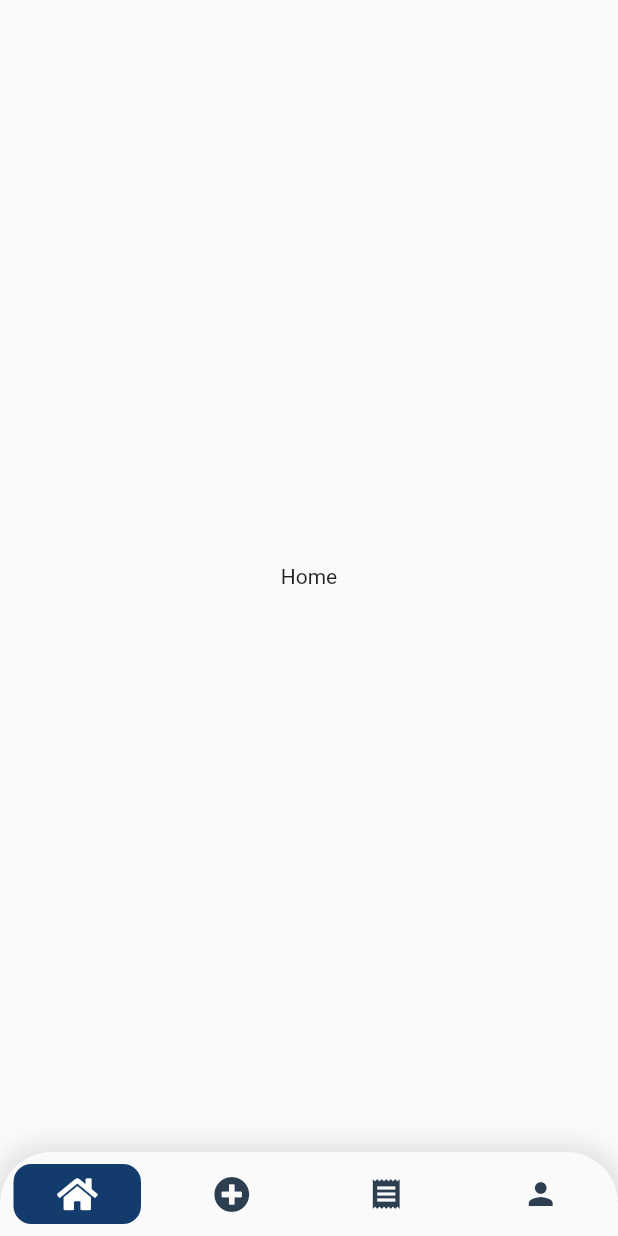
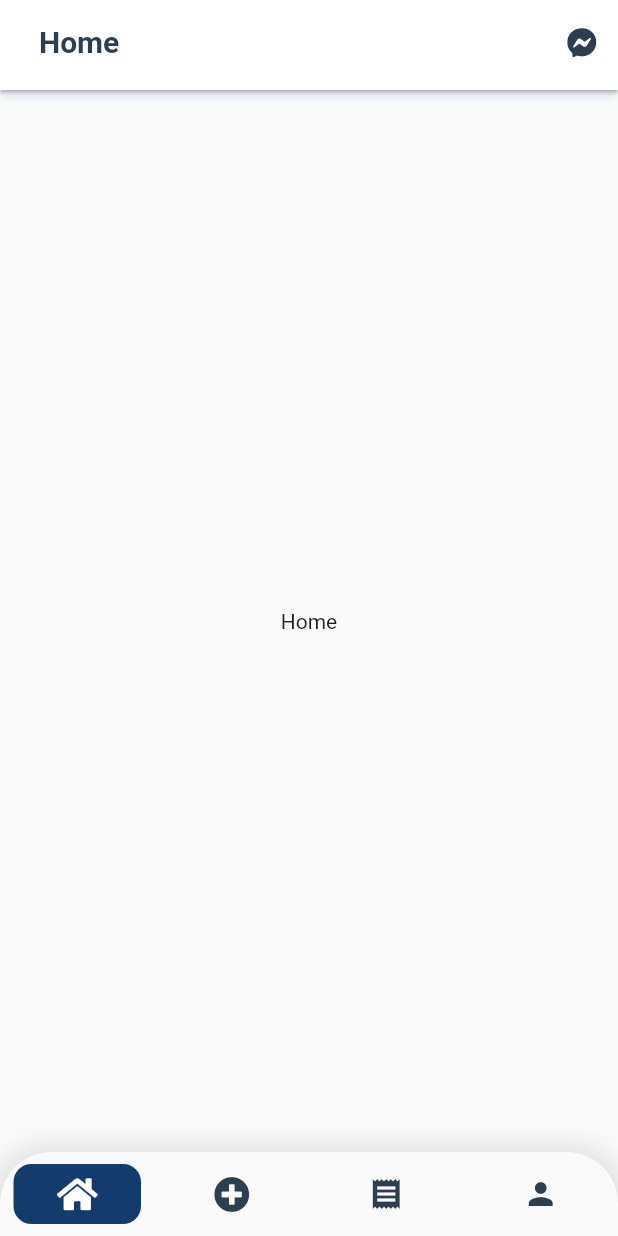
Before and after one commit to vaibhavagrwal/lost_found_app, a Flutter app: the RootScreen screen opened directly, on a phone screen of 412 x 824 dp. Run offline on Flutter 3.47's test engine with Material 2 defaults, Android fonts, the light colour scheme and no system bars; our stand-ins replace font_awesome_flutter, google_fonts.

Commit message:
AppBar Added

```diff
--- a/lib/screens/home_screen.dart
+++ b/lib/screens/home_screen.dart
@@ -1,4 +1,7 @@
 import 'package:flutter/material.dart';
+import 'package:font_awesome_flutter/font_awesome_flutter.dart';
+import 'package:google_fonts/google_fonts.dart';
+import 'package:lost_found_app/screens/chat_rooms_screen.dart';
 
 class HomeScreen extends StatefulWidget {
   @override
--- a/lib/screens/root_screen.dart
+++ b/lib/screens/root_screen.dart
@@ -1,5 +1,7 @@
 import 'package:flutter/material.dart';
 import 'package:font_awesome_flutter/font_awesome_flutter.dart';
+import 'package:google_fonts/google_fonts.dart';
+import 'package:lost_found_app/screens/chat_rooms_screen.dart';
 import 'package:lost_found_app/screens/tab_navigator.dart';
 
 class RootScreen extends StatefulWidget {
@@ -60,6 +62,50 @@ class _RootScreenState extends State<RootScreen> {
       },
       child: SafeArea(
         child: Scaffold(
+          appBar: PreferredSize(
+            preferredSize: Size.fromHeight(60),
+            child: Container(
+              decoration: BoxDecoration(
+                boxShadow: <BoxShadow>[
+                  BoxShadow(
+                    color: Color.fromRGBO(26, 80, 152, 0.1),
+                    offset: Offset(0.0, 5.0),
+                    blurRadius: 3.0,
+                  ),
+                ],
+                borderRadius: BorderRadius.circular(5),
+              ),
+              child: AppBar(
+                elevation: 1,
+                backgroundColor: Colors.white,
+                iconTheme: IconThemeData(
+                  color: Color.fromRGBO(44, 62, 80, 1),
+                ),
+                title: Text(
+                  "  " + _currentPage,
+                  style: GoogleFonts.roboto(
+                      color: Color.fromRGBO(44, 62, 80, 1),
+                      fontSize: 20,
+                      fontWeight: FontWeight.w600),
+                ),
+                actions: [
+                  IconButton(
+                    onPressed: () {
+                      Navigator.push(
+                          context,
+                          MaterialPageRoute(
+                              builder: (context) => ChatRoomsListScreen()));
+                    },
+                    icon: FaIcon(
+                      FontAwesomeIcons.facebookMessenger,
+                      size: 20,
+                      color: Color.fromRGBO(44, 62, 80, 1),
+                    ),
+                  ),
+                ],
+              ),
+            ),
+          ),
           body: Stack(children: <Widget>[
             _buildOffstageNavigator("Home"),
             _buildOffstageNavigator("CreateAd"),
```
Also changed, not shown: lib/screens/chat_rooms_screen.dart (added, +33 -0 lines).
